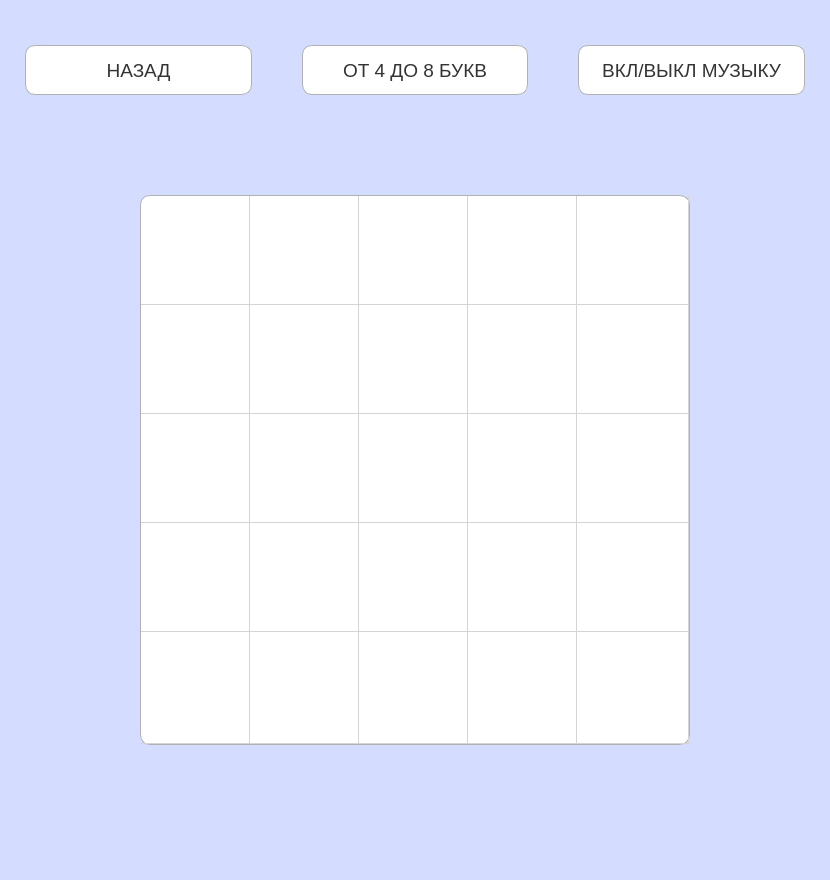
First picture: the form in secwindow5x5.ui, repository nikulb855/fillwords, before the edit.
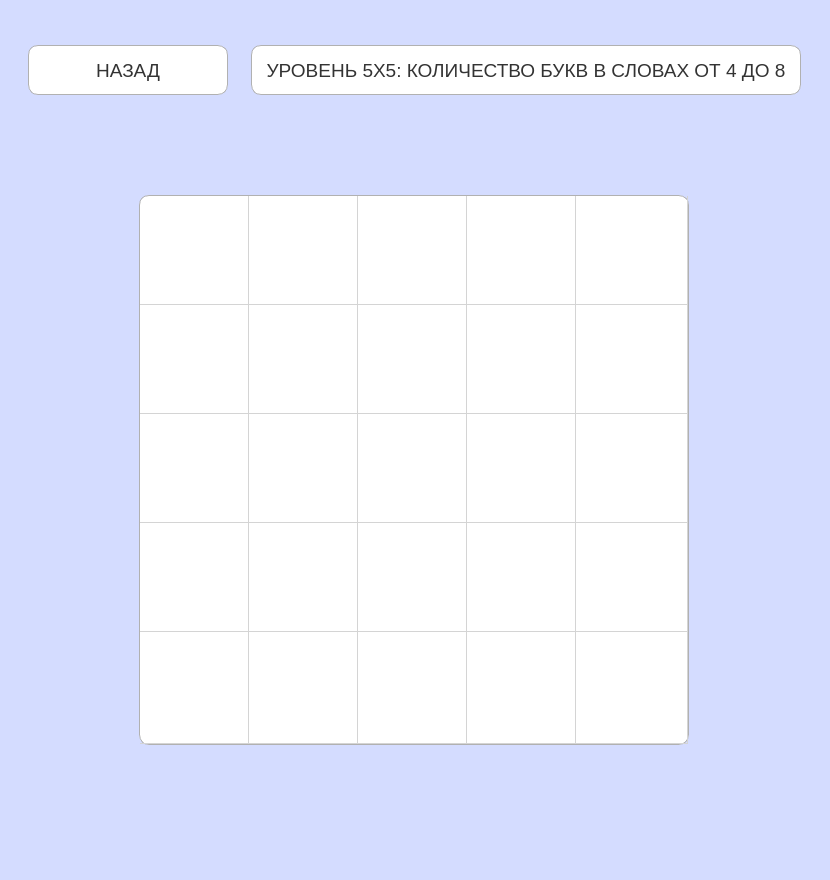
Second picture: the form after the edit.

Diff of the .ui file:
```diff
--- a/secwindow5x5.ui
+++ b/secwindow5x5.ui
@@ -120,7 +120,7 @@
 border: 1px solid #b1b1b1;
 }</string>
    </property>
-   <layout class="QGridLayout" name="gridLayout_2" rowstretch="0,0" columnstretch="0,0,0">
+   <layout class="QGridLayout" name="gridLayout_2" rowstretch="0,0" columnstretch="0,0">
     <property name="sizeConstraint">
      <enum>QLayout::SetDefaultConstraint</enum>
     </property>
@@ -137,7 +137,7 @@
      <number>687</number>
     </property>
     <property name="horizontalSpacing">
-     <number>50</number>
+     <number>20</number>
     </property>
     <property name="verticalSpacing">
      <number>150</number>
@@ -145,14 +145,14 @@
     <item row="0" column="0">
      <widget class="QPushButton" name="back">
       <property name="sizePolicy">
-       <sizepolicy hsizetype="Expanding" vsizetype="Expanding">
+       <sizepolicy hsizetype="Fixed" vsizetype="Expanding">
         <horstretch>0</horstretch>
         <verstretch>0</verstretch>
        </sizepolicy>
       </property>
       <property name="minimumSize">
        <size>
-        <width>50</width>
+        <width>200</width>
         <height>50</height>
        </size>
       </property>
@@ -172,94 +172,7 @@
       </property>
      </widget>
     </item>
-    <item row="0" column="2">
-     <widget class="QPushButton" name="music">
-      <property name="sizePolicy">
-       <sizepolicy hsizetype="Expanding" vsizetype="Expanding">
-        <horstretch>0</horstretch>
-        <verstretch>0</verstretch>
-       </sizepolicy>
-      </property>
-      <property name="minimumSize">
-       <size>
-        <width>50</width>
-        <height>50</height>
-       </size>
-      </property>
-      <property name="maximumSize">
-       <size>
-        <width>16777215</width>
-        <height>14</height>
-       </size>
-      </property>
-      <property name="baseSize">
-       <size>
-        <width>0</width>
-        <height>1</height>
-       </size>
-      </property>
-      <property name="font">
-       <font>
-        <pointsize>14</pointsize>
-       </font>
-      </property>
-      <property name="text">
-       <string>ВКЛ/ВЫКЛ МУЗЫКУ</string>
-      </property>
-      <property name="iconSize">
-       <size>
-        <width>16</width>
-        <height>16</height>
-       </size>
-      </property>
-     </widget>
-    </item>
-    <item row="0" column="1">
-     <widget class="QLabel" name="countlevel">
-      <property name="sizePolicy">
-       <sizepolicy hsizetype="Expanding" vsizetype="Expanding">
-        <horstretch>0</horstretch>
-        <verstretch>0</verstretch>
-       </sizepolicy>
-      </property>
-      <property name="minimumSize">
-       <size>
-        <width>50</width>
-        <height>50</height>
-       </size>
-      </property>
-      <property name="maximumSize">
-       <size>
-        <width>16777215</width>
-        <height>14</height>
-       </size>
-      </property>
-      <property name="font">
-       <font>
-        <pointsize>14</pointsize>
-       </font>
-      </property>
-      <property name="tabletTracking">
-       <bool>true</bool>
-      </property>
-      <property name="contextMenuPolicy">
-       <enum>Qt::PreventContextMenu</enum>
-      </property>
-      <property name="layoutDirection">
-       <enum>Qt::LeftToRight</enum>
-      </property>
-      <property name="autoFillBackground">
-       <bool>false</bool>
-      </property>
-      <property name="text">
-       <string>ОТ 4 ДО 8 БУКВ</string>
-      </property>
-      <property name="alignment">
-       <set>Qt::AlignCenter</set>
-      </property>
-     </widget>
-    </item>
-    <item row="1" column="0" colspan="3" alignment="Qt::AlignHCenter|Qt::AlignVCenter">
+    <item row="1" column="0" colspan="2" alignment="Qt::AlignHCenter|Qt::AlignVCenter">
      <widget class="QTableWidget" name="tableWidget">
       <property name="enabled">
        <bool>true</bool>
@@ -284,7 +197,7 @@
       </property>
       <property name="font">
        <font>
-        <pointsize>24</pointsize>
+        <pointsize>30</pointsize>
        </font>
       </property>
       <property name="layoutDirection">
@@ -352,6 +265,48 @@
       </item>
      </widget>
     </item>
+    <item row="0" column="1">
+     <widget class="QPushButton" name="music">
+      <property name="sizePolicy">
+       <sizepolicy hsizetype="Fixed" vsizetype="Expanding">
+        <horstretch>0</horstretch>
+        <verstretch>0</verstretch>
+       </sizepolicy>
+      </property>
+      <property name="minimumSize">
+       <size>
+        <width>550</width>
+        <height>50</height>
+       </size>
+      </property>
+      <property name="maximumSize">
+       <size>
+        <width>16777215</width>
+        <height>14</height>
+       </size>
+      </property>
+      <property name="baseSize">
+       <size>
+        <width>0</width>
+        <height>1</height>
+       </size>
+      </property>
+      <property name="font">
+       <font>
+        <pointsize>14</pointsize>
+       </font>
+      </property>
+      <property name="text">
+       <string>УРОВЕНЬ 5X5: КОЛИЧЕСТВО БУКВ В СЛОВАХ ОТ 4 ДО 8</string>
+      </property>
+      <property name="iconSize">
+       <size>
+        <width>16</width>
+        <height>16</height>
+       </size>
+      </property>
+     </widget>
+    </item>
    </layout>
   </widget>
  </widget>
```
Left out of the diff: 3 changed lines with no effect on the pictures.
